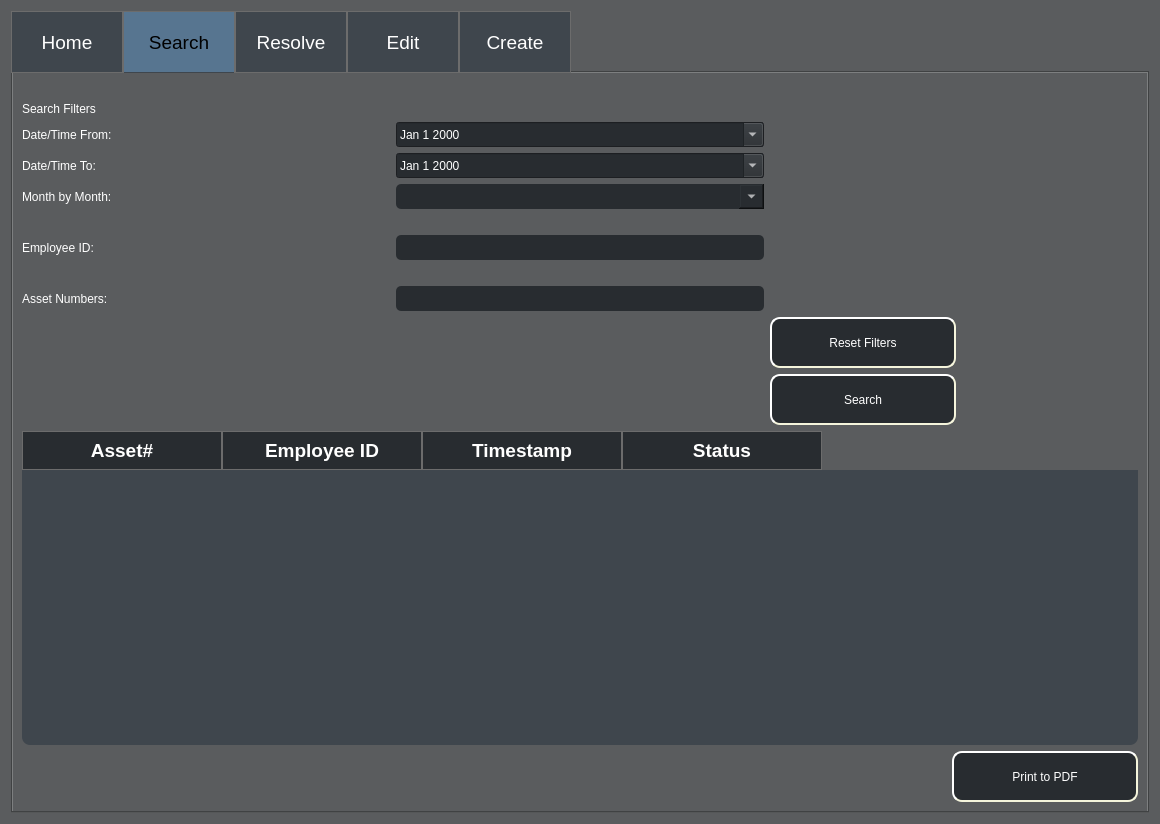
Qt form ui/Admin_Level2_Access.ui (Capstone-RFID/Code) before a commit.
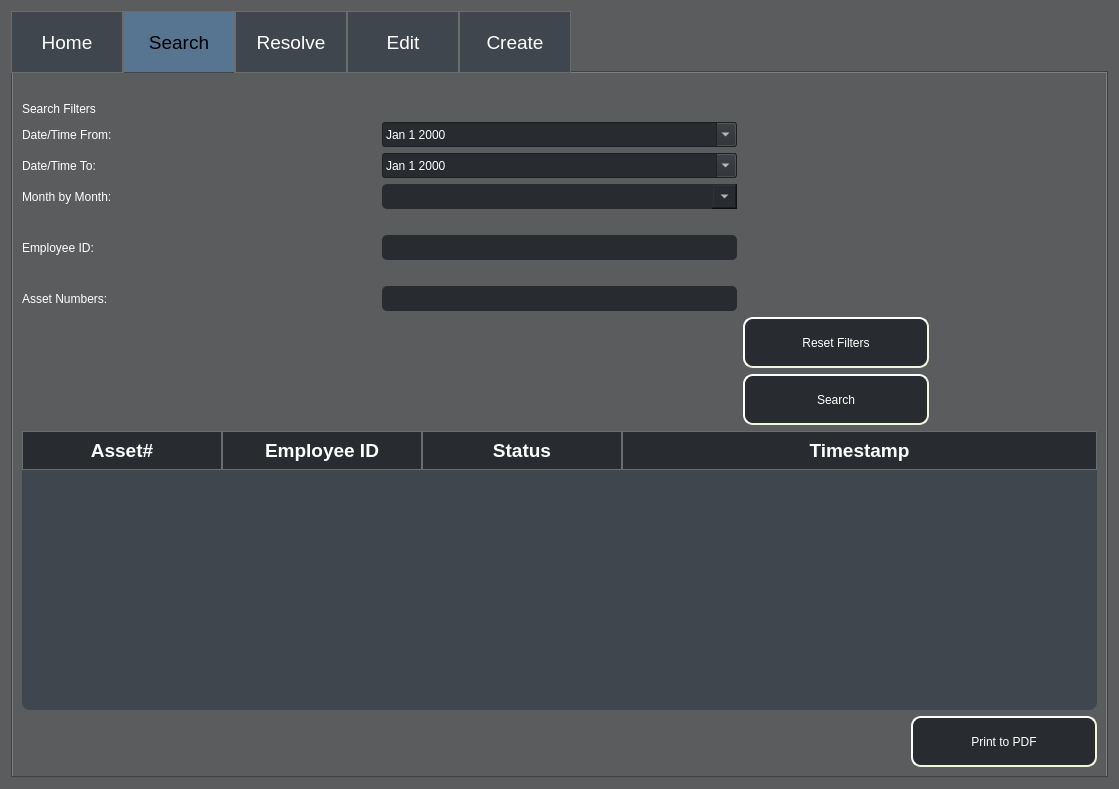
The same form after that commit.

Commit message: Changed status and timestamp column order in search table

Diff of the .ui file:
```diff
--- a/ui/Admin_Level2_Access.ui
+++ b/ui/Admin_Level2_Access.ui
@@ -6,8 +6,8 @@
    <rect>
     <x>0</x>
     <y>0</y>
-    <width>1160</width>
-    <height>824</height>
+    <width>1119</width>
+    <height>789</height>
    </rect>
   </property>
   <property name="windowTitle">
@@ -923,6 +923,9 @@
              <attribute name="horizontalHeaderMinimumSectionSize">
               <number>200</number>
              </attribute>
+             <attribute name="horizontalHeaderStretchLastSection">
+              <bool>true</bool>
+             </attribute>
              <column>
               <property name="text">
                <string>Asset#</string>
@@ -933,16 +936,16 @@
                <string>Employee ID</string>
               </property>
              </column>
-             <column>
-              <property name="text">
-               <string>Timestamp</string>
-              </property>
-             </column>
              <column>
               <property name="text">
                <string>Status</string>
               </property>
              </column>
+             <column>
+              <property name="text">
+               <string>Timestamp</string>
+              </property>
+             </column>
             </widget>
            </item>
           </layout>
```
The commit also changes 1 other file.
